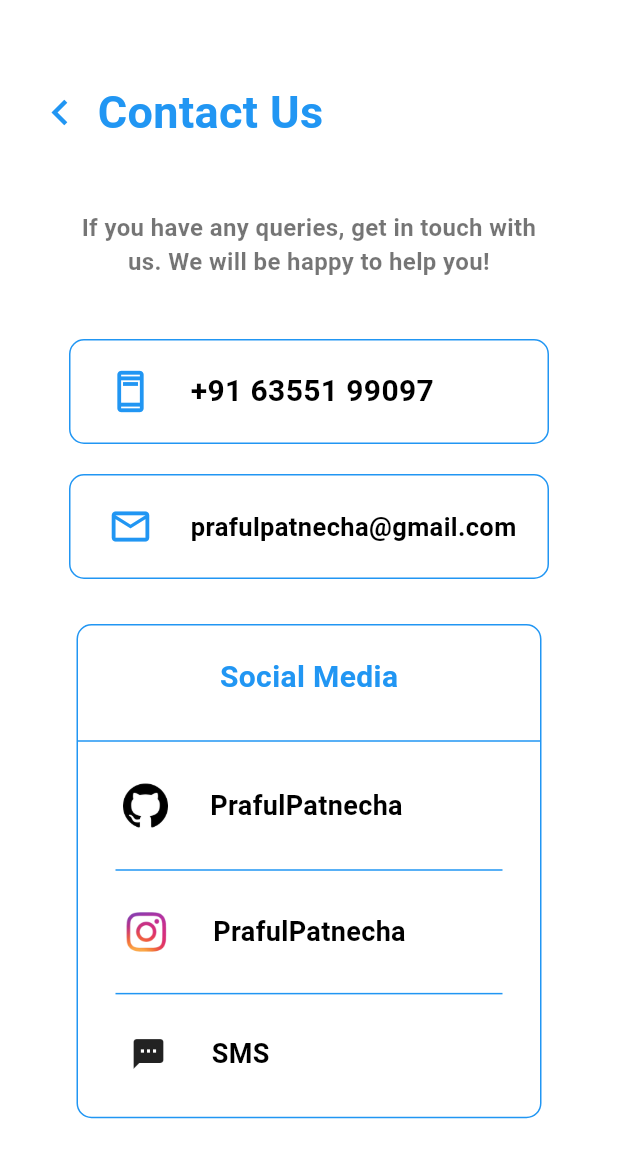
After one commit to Prafulpatnecha/adv_flutter_ch1, a Flutter app: the ContactFilePage screen opened by its route, on a phone screen of 412 x 824 dp. The commit adds this screen. Shown: the top 1158 px of the screen. Run offline on Flutter 3.47's test engine with Material 3 defaults, Android fonts, the phone set to English and light mode, and no system bars; our stand-ins replace shared_preferences; missing offline and left inert: enhance_stepper; accounts and stored records are empty.

Commit message:
17-07-24

```diff
--- /dev/null
+++ b/lib/contact_us_page/view/home/contact_file_page.dart
@@ -0,0 +1,152 @@
+import 'package:flutter/material.dart';
+import 'package:provider/provider.dart';
+
+import '../../../quotesdata/provider/provider_qoutes_page.dart';
+
+class ContactFilePage extends StatelessWidget {
+  const ContactFilePage({super.key});
+
+  @override
+  Widget build(BuildContext context) {
+    // ProviderQuotesPage providerQuoteTrue=Provider.of<ProviderQuotesPage>(context,listen: true);
+    ProviderQuotesPage providerQuoteFalse=Provider.of<ProviderQuotesPage>(context,listen: false);
+    return Scaffold(
+      body: Column(
+        children: [
+          const SizedBox(height: 50,),
+          Row(
+            children: [
+              const SizedBox(width: 15,),
+              IconButton(onPressed: () {
+                Navigator.of(context).pop();
+              }, icon: const Icon(Icons.navigate_before,color: Colors.blue,size: 34,)),
+              const Text('Contact Us',style: TextStyle(color: Colors.blue,fontSize: 30,fontWeight: FontWeight.bold),),
+              // Spacer(),
+              // IconButton(onPressed: () {
+              //   // Navigator.of(context).pop();
+              // }, icon: const Icon(Icons.navigate_next_outlined,color: Colors.blue,size: 34,)),
+            ],
+          ),
+          const SizedBox(height: 40,),
+          const Text('If you have any queries, get in touch with \nus. We will be happy to help you!',textAlign: TextAlign.center,style: TextStyle(fontWeight: FontWeight.bold,fontSize: 16),),
+          const SizedBox(height: 40,),
+          GestureDetector(
+            onTap: () {
+              providerQuoteFalse.phoneNumber();
+            },
+            child: Container(
+              height: 70,
+              width: 320,
+              decoration: BoxDecoration(
+                borderRadius: BorderRadius.circular(10),
+                border: Border.all(color: Colors.blue),
+              ),
+              child: const Row(
+                children: [
+                  SizedBox(width: 25,),
+                  Icon(Icons.ad_units_outlined,color: Colors.blue,size: 30,),
+                  SizedBox(width: 25,),
+                  Text('+91 63551 99097',style: TextStyle(color: Colors.black,fontWeight: FontWeight.w600,fontSize: 20),)
+                ],
+              ),
+            ),
+          ),
+          const SizedBox(height: 20,),
+          GestureDetector(
+            onTap: () {
+              providerQuoteFalse.emailMethod();
+            },
+            child: Container(
+              height: 70,
+              width: 320,
+              decoration: BoxDecoration(
+                borderRadius: BorderRadius.circular(10),
+                border: Border.all(color: Colors.blue),
+              ),
+              child: const Row(
+                children: [
+                  SizedBox(width: 25,),
+                  Icon(Icons.local_post_office_outlined,color: Colors.blue,size: 30,),
+                  SizedBox(width: 25,),
+                  Text('prafulpatnecha@gmail.com',style: TextStyle(color: Colors.black,fontWeight: FontWeight.w600,fontSize: 17),)
+                ],
+              ),
+            ),
+          ),
+          const SizedBox(height: 30,),
+          Container(
+              width: 310,
+              decoration: BoxDecoration(
+                borderRadius: BorderRadius.circular(10),
+                border: Border.all(color: Colors.blue),
+              ),
+              child: Column(
+                children: [
+                  const Padding(
+                    padding: EdgeInsets.all(20.0),
+                    child: Text('Social Media',style: TextStyle(color: Colors.blue,fontWeight: FontWeight.bold,fontSize: 20),),
+                  ),
+                  const Divider(color: Colors.blue,),
+                  GestureDetector(
+                    onTap: () {
+                      providerQuoteFalse.githubWeb();
+                    },
+                    child: Row(children: [
+                      const SizedBox(width: 30,),
+                      Padding(
+                        padding: const EdgeInsets.symmetric(vertical: 20),
+                        child: Image.asset('assets/img/imgs1.png',width: 30,),
+                      ),
+                      const SizedBox(width: 28,),
+                      const Text('PrafulPatnecha',style: TextStyle(color: Colors.black,fontWeight: FontWeight.w600,fontSize: 18),)
+                    ],),
+                  ),
+                  const Padding(
+                    padding: EdgeInsets.symmetric(horizontal: 25),
+                    child: Divider(color: Colors.blue,),
+                  ),
+                  GestureDetector(
+                    onTap: () {
+                      providerQuoteFalse.instaWeb();
+                    },
+                    child: Row(children: [
+                      const SizedBox(width: 28,),
+                      Padding(
+                        padding: const EdgeInsets.symmetric(vertical: 20),
+                        child: Image.asset('assets/img/imgs(3).png',width: 35,),
+                      ),
+                      const SizedBox(width: 27,),
+                      const Text('PrafulPatnecha',style: TextStyle(color: Colors.black,fontWeight: FontWeight.w600,fontSize: 18),)
+                    ],),
+                  ),
+                  const Padding(
+                    padding: EdgeInsets.symmetric(horizontal: 25),
+                    child: Divider(color: Colors.blue,),
+                  ),
+                  GestureDetector(
+                    onTap: () {
+                      providerQuoteFalse.smsMethod();
+                    },
+                    child: Row(children: [
+                      const SizedBox(width: 35,),
+                      Padding(
+                        padding: const EdgeInsets.symmetric(vertical: 20),
+                        child: Icon(Icons.sms)
+                      ),
+                      const SizedBox(width: 30,),
+                      const Text('SMS',style: TextStyle(color: Colors.black,fontWeight: FontWeight.w600,fontSize: 18),)
+                    ],),
+                  ),
+                  SizedBox(height: 10,)
+                  // const Padding(
+                  //   padding: EdgeInsets.symmetric(horizontal: 25),
+                  //   child: Divider(color: Colors.blue,),
+                  // ),
+                ],
+              )
+          ),
+        ],
+      ),
+    );
+  }
+}
--- a/lib/contact_us_page/view/home/contact_page.dart
+++ b/lib/contact_us_page/view/home/contact_page.dart
@@ -6,7 +6,7 @@ class ContactPage extends StatelessWidget {
   const ContactPage({super.key});
   @override
   Widget build(BuildContext context) {
-  ProviderQuotesPage providerQuoteTrue=Provider.of<ProviderQuotesPage>(context,listen: true);
+  // ProviderQuotesPage providerQuoteTrue=Provider.of<ProviderQuotesPage>(context,listen: true);
   ProviderQuotesPage providerQuoteFalse=Provider.of<ProviderQuotesPage>(context,listen: false);
     return Scaffold(
       body: Column(
@@ -19,6 +19,10 @@ class ContactPage extends StatelessWidget {
                 Navigator.of(context).pop();
               }, icon: const Icon(Icons.navigate_before,color: Colors.blue,size: 34,)),
               const Text('Contact Us',style: TextStyle(color: Colors.blue,fontSize: 30,fontWeight: FontWeight.bold),),
+              Spacer(),
+              IconButton(onPressed: () {
+                Navigator.of(context).pushNamed('/contact2');
+              }, icon: const Icon(Icons.navigate_next_outlined,color: Colors.blue,size: 34,)),
             ],
           ),
           const SizedBox(height: 40,),
--- a/lib/controller/routes.dart
+++ b/lib/controller/routes.dart
@@ -1,6 +1,7 @@
 import 'package:adv_flutter_ch1/contact_us_page/view/home/contact_page.dart';
 import 'package:flutter/material.dart';
 import '../change_theme/view/home/change_theme_page.dart';
+import '../contact_us_page/view/home/contact_file_page.dart';
 import '../home/home_page/homepage.dart';
 import '../home/stepper/stepper_example.dart';
 import '../home/stepper/stepper_page_work.dart';
@@ -16,5 +17,6 @@ class AppRoutes
     '/quotes':(context)=> const QuotesDataPage(),
     '/intro':(context)=> const IntroPage(),
     '/contact':(context)=> const ContactPage(),
+    '/contact2':(context)=> const ContactFilePage(),
   };
 }
--- a/lib/quotesdata/provider/provider_qoutes_page.dart
+++ b/lib/quotesdata/provider/provider_qoutes_page.dart
@@ -108,4 +108,14 @@ class ProviderQuotesPage extends ChangeNotifier {
     Uri url=Uri.parse('https://dribbble.com/shots/24532478-Spotify-All-Ears-on-you-2');
     launchUrl(url,mode: LaunchMode.inAppWebView);
   }
+  void githubWeb()
+  {
+    Uri url=Uri.parse('https://github.com/Prafulpatnecha');
+    launchUrl(url,mode: LaunchMode.inAppWebView);
+  }
+  void smsMethod()
+  {
+    Uri url=Uri.parse('sms: 6355199097');
+    launchUrl(url);
+  }
 }
```
Also changed, not shown: assets/img/imgs1.png (added), image_contact.png (added).
